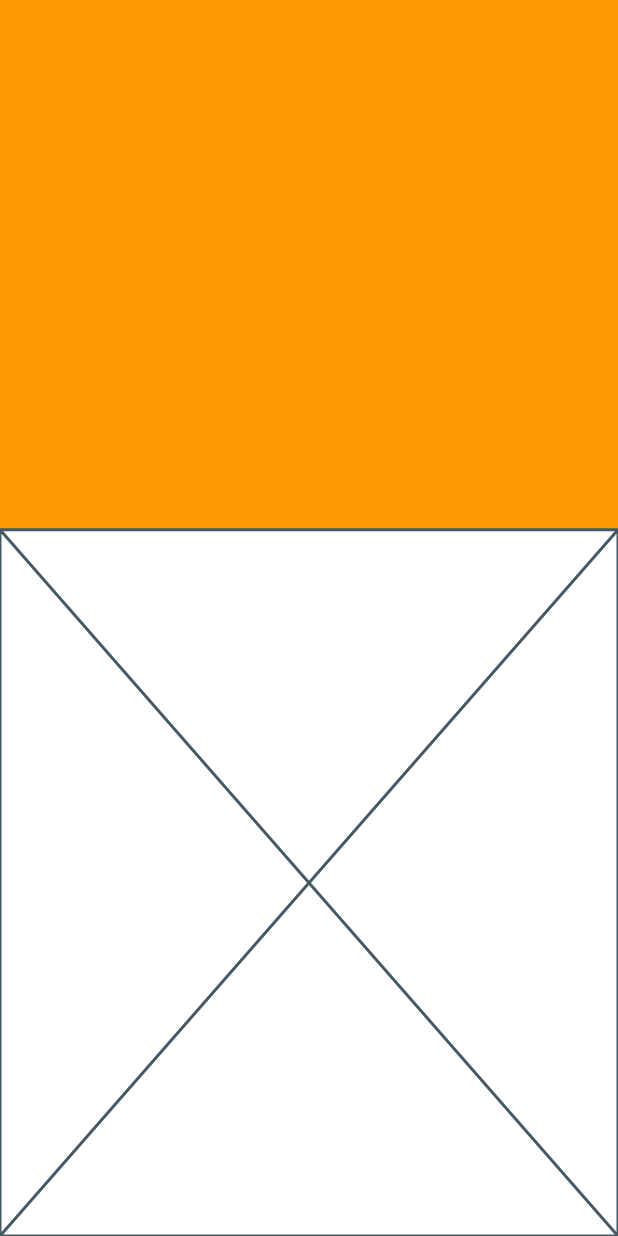
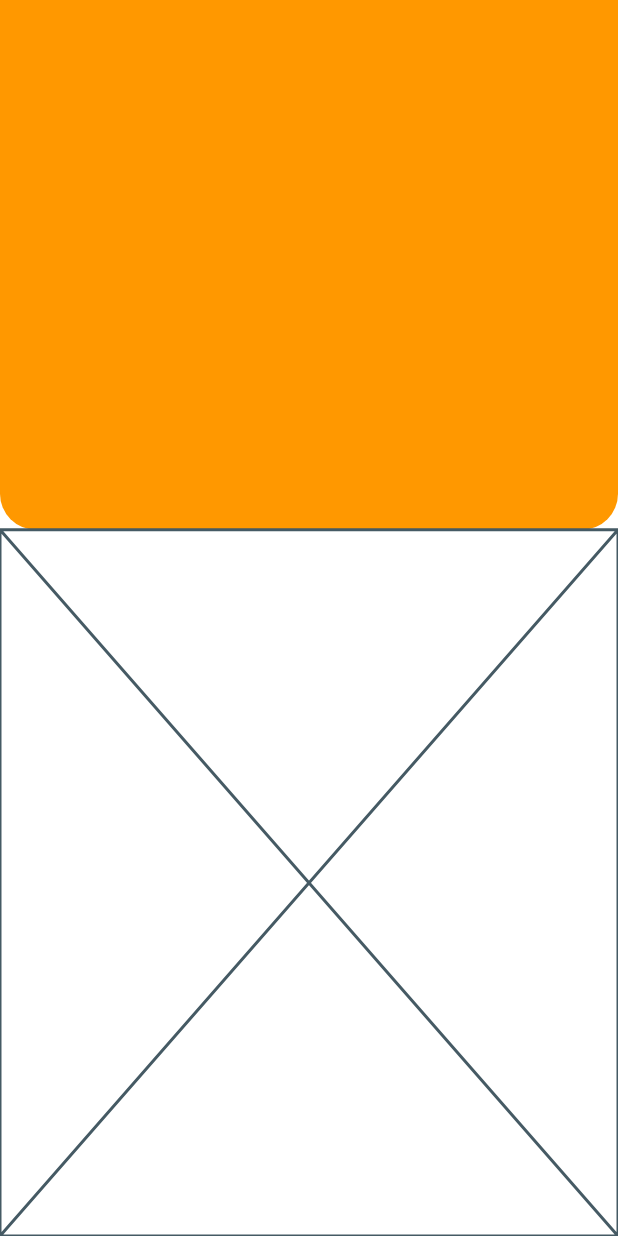
Before and after one commit to JAICHANGPARK/flutter_notebook_7th_story, a Flutter app: the screen it shows after launch, on a phone screen of 412 x 824 dp. Run offline on Flutter 3.47's test engine with Material 2 defaults, Android fonts, the phone set to English and light mode, and no system bars.

Commit message:
Update travel_main_page.dart

```diff
--- a/lib/ep500_travel_app/travel_main_page.dart
+++ b/lib/ep500_travel_app/travel_main_page.dart
@@ -25,7 +25,11 @@ class _TravelHomePageState extends State<TravelHomePage> {
             flex: 6,
             child: Container(
               decoration: BoxDecoration(
-                color: Colors.orange
+                color: Colors.orange,
+                borderRadius: BorderRadius.only(
+                  bottomLeft: Radius.circular(24),
+                  bottomRight: Radius.circular(24)
+                )
               ),
             ),
           ),
```
